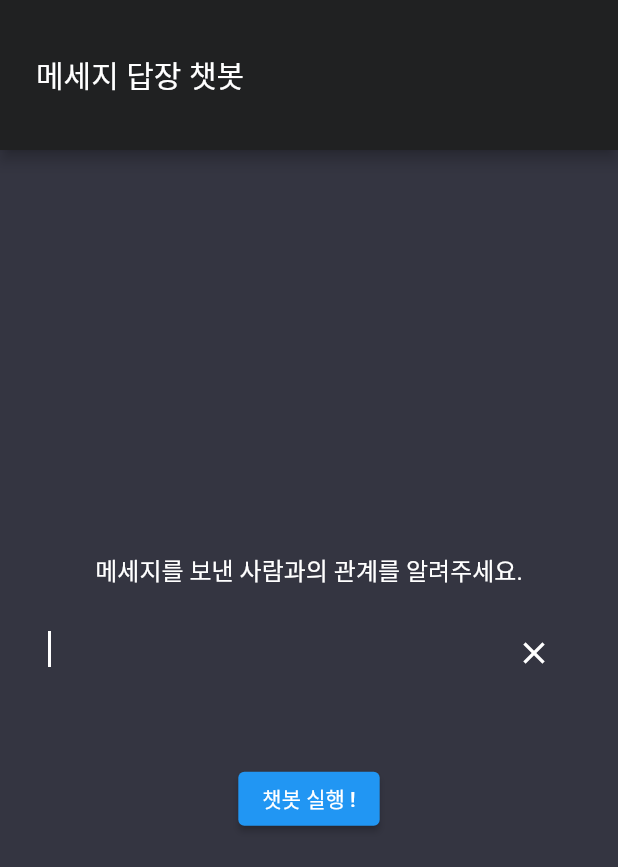
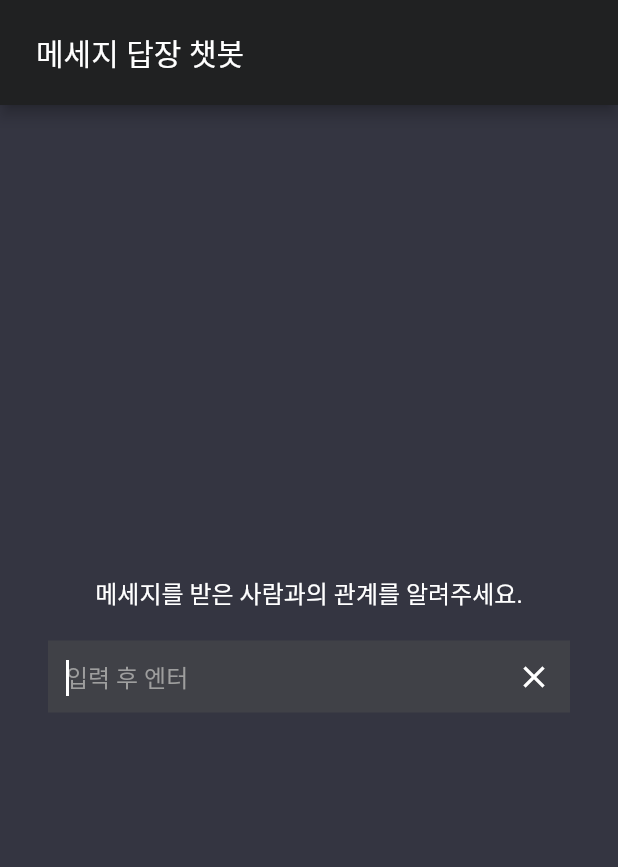
Before and after one commit to dgh06175/chatbot-using-ChatGPT, a Flutter app: the screen it shows after launch, on a phone screen of 412 x 824 dp. Shown: the top 867 px of the screen. Run offline on Flutter 3.47's test engine with Material 2 defaults, Android fonts, the phone set to English and light mode, and no system bars.

Commit message:
AppBar 높이 수정

```diff
--- a/lib/screen/home.dart
+++ b/lib/screen/home.dart
@@ -23,7 +23,7 @@ class _MyHomePageState extends State<MyHomePage> {
   Widget build(BuildContext context) {
     return Scaffold(
       appBar: AppBar(
-        toolbarHeight: 100,
+        toolbarHeight: 70,
         title: const Padding(
           padding: EdgeInsets.all(8.0),
           child: Text(
@@ -41,7 +41,7 @@ class _MyHomePageState extends State<MyHomePage> {
             mainAxisAlignment: MainAxisAlignment.center,
             children: <Widget>[
               Text(
-                '메세지를 보낸 사람과의 관계를 알려주세요.',
+                '메세지를 받은 사람과의 관계를 알려주세요.',
                 style: TextStyle(fontSize: 16, color: Colors.white),
               ),
               SizedBox(height: 20),
@@ -56,6 +56,10 @@ class _MyHomePageState extends State<MyHomePage> {
                     color: Colors.white,
                   ),
                   decoration: InputDecoration(
+                    hintText: '입력 후 엔터',
+                    hintStyle: TextStyle(color: Colors.grey),
+                    filled: true,
+                    fillColor: ColorSets.textFieldbackgroundColor,
                     border: InputBorder.none,
                     suffixIcon: IconButton(
                       onPressed: () {
@@ -76,14 +80,28 @@ class _MyHomePageState extends State<MyHomePage> {
                 ),
               ),
               SizedBox(height: 20),
-              Text(
-                inputText,
-                style: TextStyle(fontSize: 16),
+              inputText == ""
+                  ? SizedBox(height: 16)
+                  : ElevatedButton(
+                      style: ElevatedButton.styleFrom(
+                          backgroundColor: ColorSets.pointColor),
+                      onPressed: () {
+                        inputText == ""
+                            ? showDialog(
+                                context: context,
+                                builder: (context) => AlertDialog(
+                                      title: const Text('관계를 입력해주세요.'),
+                                      // content: Text('Of course not!'),
+                                      actions: [
+                                        TextButton(
+                                          onPressed: () {
+                                            Navigator.pop(context);
+                                          },
+                                          child: const Text('OK'),
                                         ),
-              SizedBox(height: 10),
-              ElevatedButton(
-                onPressed: () {
-                  Navigator.push(
+                                      ],
+                                    ))
+                            : Navigator.push(
                                 context,
                                 MaterialPageRoute(
                                   builder: (context) {
@@ -92,7 +110,12 @@ class _MyHomePageState extends State<MyHomePage> {
                                 ),
                               );
                       },
-                child: Text('챗봇 실행 !'),
+                      child: Text(
+                        '챗봇 실행 ! (' + inputText + ')',
+                        style: TextStyle(
+                          color: Colors.white,
+                        ),
+                      ),
                     ),
             ],
           ),
```
Lines whose indentation alone changed are shown as unchanged.
